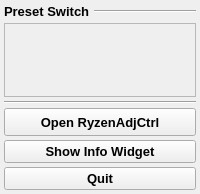
Before: the Qt Designer form CtrlPopupWidget.ui in xodj/RyzenAdjCtrl, drawn with Qt 5.
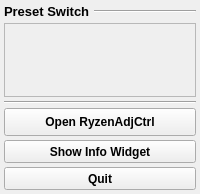
After: the same form once the commit is applied. Icons and pictures are not drawn.

Patch:
```diff
--- a/CtrlPopupWidget.ui
+++ b/CtrlPopupWidget.ui
@@ -127,7 +127,7 @@
      </property>
      <property name="font">
       <font>
-       <pointsize>10</pointsize>
+       <pointsize>9</pointsize>
        <weight>75</weight>
        <bold>true</bold>
       </font>
@@ -151,7 +151,6 @@
      </property>
      <property name="font">
       <font>
-       <pointsize>10</pointsize>
        <weight>75</weight>
        <bold>true</bold>
       </font>
@@ -183,7 +182,6 @@
      </property>
      <property name="font">
       <font>
-       <pointsize>10</pointsize>
        <weight>75</weight>
        <bold>true</bold>
       </font>
```
